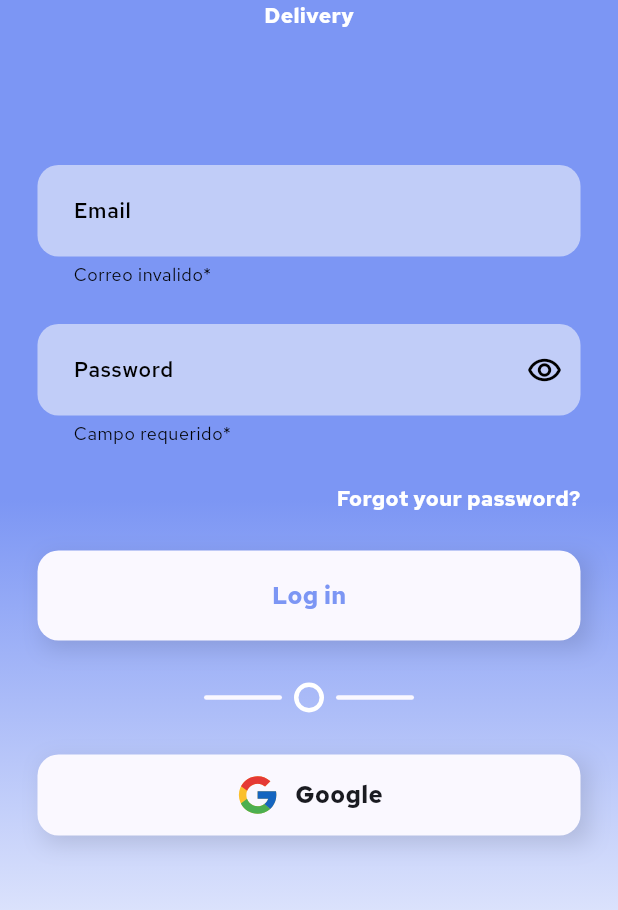
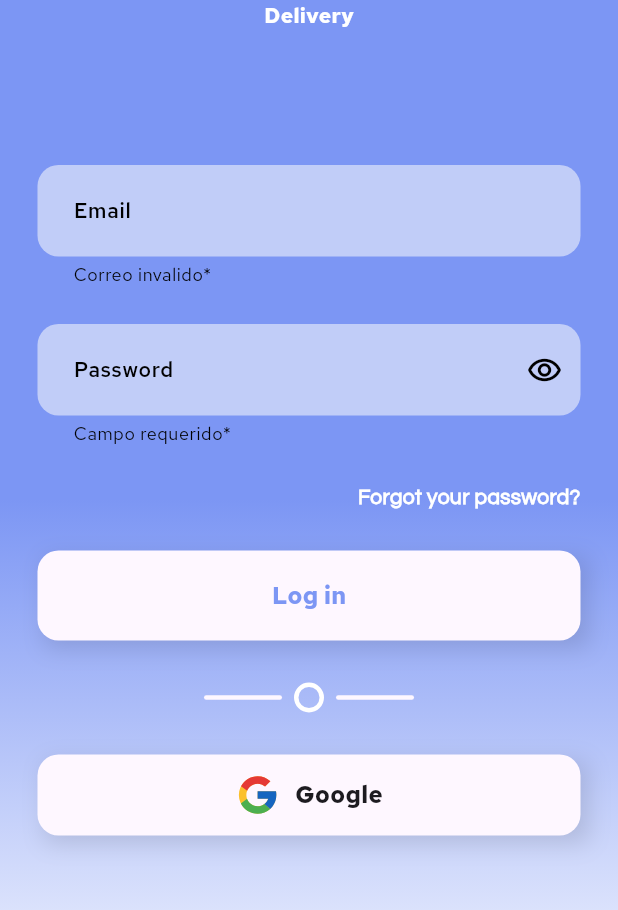
Before and after one commit to 4CROS2/quickdrop_delivery, a Flutter app: the screen it shows after launch, after a tap on "Log in", on a phone screen of 412 x 824 dp, the part 168-1078 px from its top. Run offline on Flutter 3.47's test engine with Material 3 defaults, Android fonts, the phone set to English and light mode, and no system bars; our stand-ins replace cloud_firestore, equatable, firebase_auth, firebase_core, flutter_bloc, flutter_svg and 3 more; missing offline and left inert: apptoastification, extensions; accounts and stored records are empty; generated files the repository leaves out were written again.

Commit message:
Refactor theme management by renaming Theme class to AppTheme and updating theme initialization in the App widget; enhance theme state handling in AppCubit and AppState.

```diff
--- a/lib/src/core/Theme/theme.dart
+++ b/lib/src/core/Theme/theme.dart
@@ -1,6 +1,6 @@
 import 'package:flutter/material.dart';
 
-class Theme {
+class AppTheme {
   static ThemeData? _instance;
 
   static ThemeData get instance {
--- a/lib/src/presentation/App/app.dart
+++ b/lib/src/presentation/App/app.dart
@@ -2,6 +2,7 @@ import 'package:flutter/material.dart';
 import 'package:flutter_bloc/flutter_bloc.dart';
 import 'package:flutter_gen/gen_l10n/app_localizations.dart';
 import 'package:flutter_localizations/flutter_localizations.dart';
+import 'package:quickdrop_delivery/src/core/Theme/theme.dart';
 import 'package:quickdrop_delivery/src/core/constants/constants.dart';
 import 'package:quickdrop_delivery/src/injection/injection_container.dart';
 import 'package:quickdrop_delivery/src/presentation/App/cubit/app_cubit.dart';
@@ -17,10 +18,38 @@ class App extends StatefulWidget {
 }
 
 class _AppState extends State<App> with WidgetsBindingObserver {
+  bool isDark = false;
   @override
   void initState() {
     super.initState();
     WidgetsBinding.instance.addObserver(this);
+  }
+
+  bool get _deviceThemeDarkMode {
+    final Brightness brightness =
+        View.of(context).platformDispatcher.platformBrightness;
+    final bool brState = brightness == Brightness.dark;
+    return brState;
+  }
+
+  @override
+  void didChangeDependencies() {
+    _initializeTheme(context);
+    super.didChangeDependencies();
+  }
+
+  @override
+  void didChangePlatformBrightness() {
+    _initializeTheme(context);
+    setState(() {});
+    super.didChangePlatformBrightness();
+  }
+
+  void _initializeTheme(BuildContext context) {
+    AppTheme.initialize(
+      context,
+      isDarkMode: _deviceThemeDarkMode,
+    );
   }
 
   @override
@@ -33,7 +62,8 @@ class _AppState extends State<App> with WidgetsBindingObserver {
   Widget build(BuildContext context) {
     return BlocProvider<AppCubit>(
       create: (BuildContext context) => sl<AppCubit>(),
-      child: BlocBuilder<AppCubit, AppState>(
+      child: BlocConsumer<AppCubit, AppState>(
+        listener: (BuildContext context, AppState state) {},
         builder: (BuildContext context, AppState state) {
           return MediaQuery(
             data: MediaQuery.of(context).copyWith(
@@ -41,10 +71,7 @@ class _AppState extends State<App> with WidgetsBindingObserver {
             ),
             child: MaterialApp(
               title: 'Quickdrop Delivery',
-              theme: ThemeData(
-                colorSchemeSeed: Constants.primaryColor,
-                fontFamily: 'RedHat',
-              ),
+              theme: AppTheme.instance,
               locale: Locale(
                 View.of(context).platformDispatcher.locale.languageCode,
               ),
--- a/lib/src/presentation/App/cubit/app_cubit.dart
+++ b/lib/src/presentation/App/cubit/app_cubit.dart
@@ -65,6 +65,11 @@ class AppCubit extends Cubit<AppState> {
     _emitUnauthenticatedState();
   }
 
+  void changeTheme({required AppThemeState themeMode}) {
+    emit(state.copyWith(appTheme: themeMode));
+    print(state.appTheme);
+  }
+
   @override
   Future<void> close() {
     _subscription?.cancel();
--- a/lib/src/presentation/App/cubit/app_state.dart
+++ b/lib/src/presentation/App/cubit/app_state.dart
@@ -2,22 +2,22 @@ part of 'app_cubit.dart';
 
 enum AppStatus { authenticated, unauthenticated, loading }
 
-enum AppTheme { dark, light, device }
+enum AppThemeState { dark, light, device }
 
 class AppState extends Equatable {
   const AppState({
     this.appStatus = AppStatus.loading,
-    this.appTheme = AppTheme.light,
+    this.appTheme = AppThemeState.light,
     this.deliveyAgent = DeliveryAgentEntity.empty,
   });
   final DeliveryAgentEntity deliveyAgent;
   final AppStatus appStatus;
-  final AppTheme appTheme;
+  final AppThemeState appTheme;
 
   AppState copyWith({
     DeliveryAgentEntity? deliveryAgent,
     AppStatus? appStatus,
-    AppTheme? appTheme,
+    AppThemeState? appTheme,
   }) {
     return AppState(
       appStatus: appStatus ?? this.appStatus,
--- a/lib/src/presentation/home/home.dart
+++ b/lib/src/presentation/home/home.dart
@@ -18,7 +18,9 @@ class _HomeState extends State<Home> {
       drawer: Drawer(),
       appBar: AppBar(
         elevation: 2,
-        actions: <Widget>[ActiveSwitch()],
+        actions: <Widget>[
+          ActiveSwitch(),
+        ],
       ),
       body: Center(
         child: Column(
@@ -30,7 +32,7 @@ class _HomeState extends State<Home> {
                 sl<AuthUseCase>().logOut();
               },
               child: Text('close sesion'),
-            )
+            ),
           ],
         ),
       ),
--- a/lib/src/presentation/home/widgets/active_switch/active_switch.dart
+++ b/lib/src/presentation/home/widgets/active_switch/active_switch.dart
@@ -76,7 +76,6 @@ class _ActiveSwitchState extends State<ActiveSwitch>
               Switch(
                 value: state.isActive,
                 padding: const EdgeInsets.only(right: 20.0),
-                activeTrackColor: Constants.secondaryColor,
                 onChanged: (bool? value) =>
                     sl<ActiveSwitchCubit>().changeStatus(),
               ),
```
